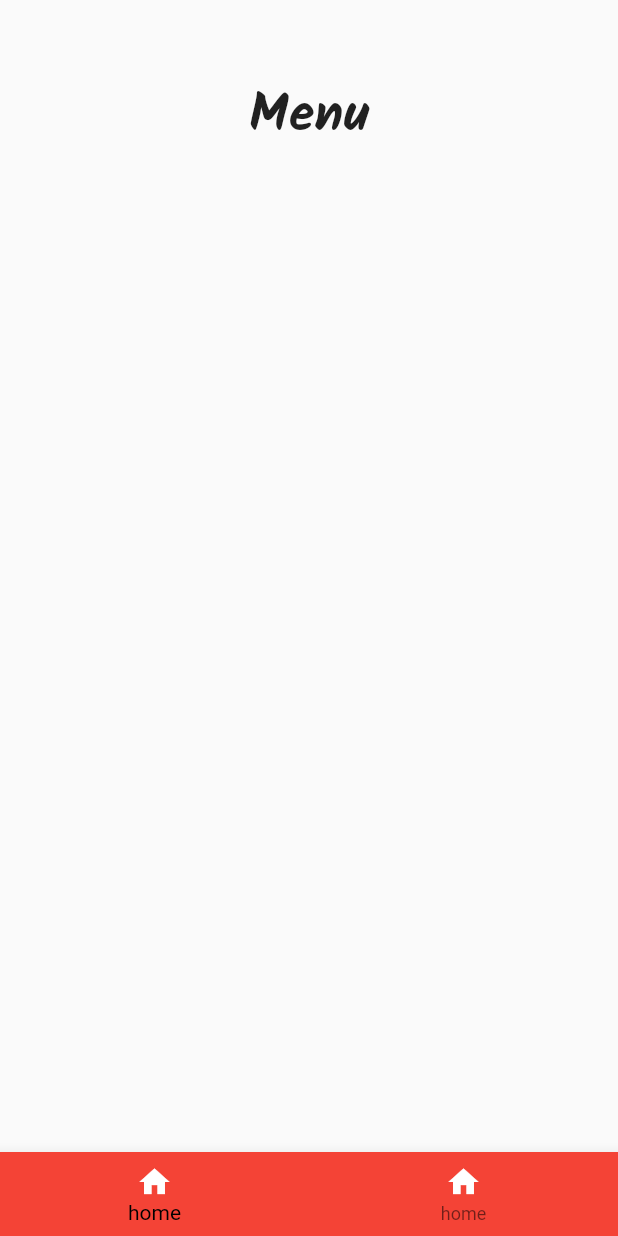
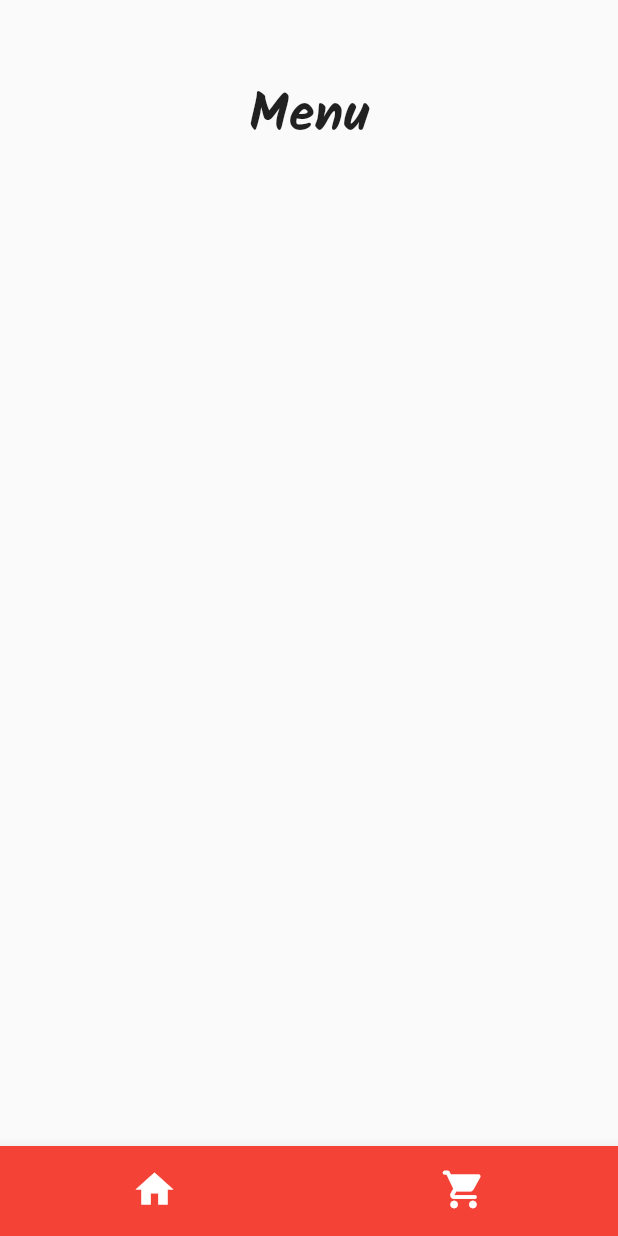
Before and after one commit to stefanomusicman/restaurant_flutter, a Flutter app: the screen it shows after launch, after a tap on "Login", on a phone screen of 412 x 824 dp. Run offline on Flutter 3.47's test engine with Material 2 defaults, Android fonts, the phone set to English and light mode, and no system bars; our stand-ins replace google_fonts.

Commit message:
added home page

```diff
--- /dev/null
+++ b/lib/home/homePage.dart
@@ -0,0 +1,63 @@
+import 'package:flutter/material.dart';
+import 'package:google_fonts/google_fonts.dart';
+
+class HomePage extends StatefulWidget {
+  const HomePage({super.key});
+
+  @override
+  State<HomePage> createState() => _HomePageState();
+}
+
+class _HomePageState extends State<HomePage> {
+  int currentIndex = 0;
+
+  @override
+  Widget build(BuildContext context) {
+    return Scaffold(
+      bottomNavigationBar: BottomNavigationBar(
+        backgroundColor: Colors.red,
+        selectedItemColor: Colors.black,
+        unselectedItemColor: Colors.white,
+        currentIndex: currentIndex,
+        onTap: (index) => setState(() => currentIndex = index),
+        iconSize: 30,
+        showSelectedLabels: false,
+        showUnselectedLabels: false,
+        items: const <BottomNavigationBarItem>[
+          BottomNavigationBarItem(
+            icon: Icon(
+              Icons.home,
+              color: Colors.white,
+            ),
+            label: 'Home',
+          ),
+          BottomNavigationBarItem(
+            icon: Icon(
+              Icons.shopping_cart_rounded,
+              color: Colors.white,
+            ),
+            label: 'Cart',
+          ),
+        ],
+      ),
+      body: Center(
+        child: Column(
+          crossAxisAlignment: CrossAxisAlignment.center,
+          children: [
+            Padding(
+              padding: const EdgeInsets.all(50),
+              child: Text(
+                'Menu',
+                textAlign: TextAlign.center,
+                style: GoogleFonts.kalam(
+                  fontSize: 35,
+                  fontWeight: FontWeight.w700,
+                ),
+              ),
+            ),
+          ],
+        ),
+      ),
+    );
+  }
+}
--- /dev/null
+++ b/lib/pages/cart/cartPage.dart
@@ -0,0 +1,11 @@
+import 'package:flutter/material.dart';
+import 'package:google_fonts/google_fonts.dart';
+
+class CartPage extends StatelessWidget {
+  const CartPage({super.key});
+
+  @override
+  Widget build(BuildContext context) {
+    return Container();
+  }
+}
--- a/lib/pages/login/loginButton.dart
+++ b/lib/pages/login/loginButton.dart
@@ -1,7 +1,6 @@
 import 'package:flutter/material.dart';
 import 'package:google_fonts/google_fonts.dart';
-import '../menu/menuPage.dart';
-import '../../universalBackground.dart';
+import '../../home/homePage.dart';
 
 class LoginButton extends StatelessWidget {
   const LoginButton({super.key});
@@ -13,7 +12,7 @@ class LoginButton extends StatelessWidget {
         Navigator.push(
           context,
           MaterialPageRoute(
-            builder: (context) => const UniversalBackground(child: MenuPage()),
+            builder: (context) => const HomePage(),
           ),
         );
       },
--- a/lib/pages/menu/menuPage.dart
+++ b/lib/pages/menu/menuPage.dart
@@ -6,28 +6,8 @@ class MenuPage extends StatelessWidget {
 
   @override
   Widget build(BuildContext context) {
-    return Scaffold(
-      bottomNavigationBar: BottomNavigationBar(
-        backgroundColor: Colors.red,
-        selectedItemColor: Colors.black,
-        items: const <BottomNavigationBarItem>[
-          BottomNavigationBarItem(
-            icon: Icon(
-              Icons.home,
-              color: Colors.white,
-            ),
-            label: 'home',
-          ),
-          BottomNavigationBarItem(
-            icon: Icon(
-              Icons.home,
-              color: Colors.white,
-            ),
-            label: 'home',
-          ),
-        ],
-      ),
-      body: Center(
+    return Material(
+      type: MaterialType.transparency,
       child: Column(
         crossAxisAlignment: CrossAxisAlignment.center,
         children: [
@@ -36,7 +16,7 @@ class MenuPage extends StatelessWidget {
             child: Text(
               'Menu',
               textAlign: TextAlign.center,
-                style: GoogleFonts.kalam(
+              style: GoogleFonts.dancingScript(
                 fontSize: 35,
                 fontWeight: FontWeight.w700,
               ),
@@ -44,7 +24,6 @@ class MenuPage extends StatelessWidget {
           ),
         ],
       ),
-      ),
     );
   }
 }
```
Lines whose indentation alone changed are shown as unchanged.
